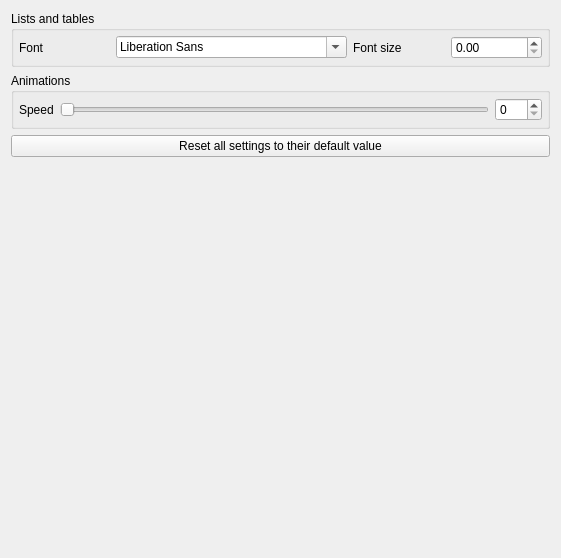
Before: the Qt Designer form desktop-widgets/preferences/preferences_defaults.ui in subsurface/subsurface, drawn with Qt 5.
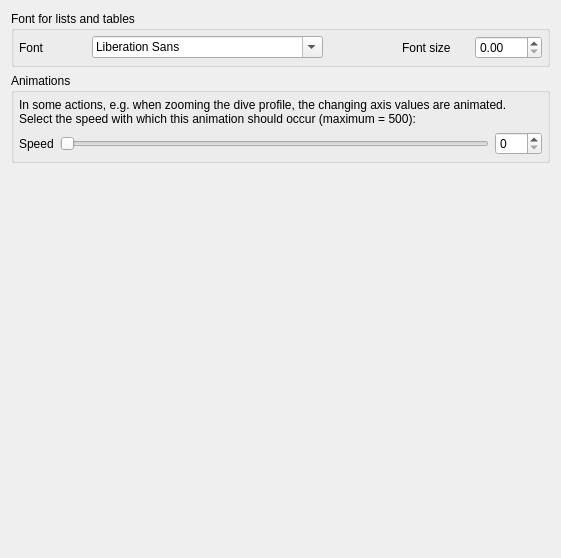
After: the same form once the commit is applied.

Commit message:
Preferences UI: add reset tab
Add a separate preferences tab for resetting all preferences to their default values.
One or two very small alterations to other sections of the preferences UI code.

```diff
--- a/desktop-widgets/preferences/preferences_defaults.ui
+++ b/desktop-widgets/preferences/preferences_defaults.ui
@@ -14,15 +14,17 @@
    <string>Form</string>
   </property>
   <layout class="QVBoxLayout" name="verticalLayout">
+
    <item>
     <widget class="QGroupBox" name="groupBox_2">
      <property name="title">
-      <string>Lists and tables</string>
+      <string>Font for lists and tables</string>
      </property>
      <layout class="QHBoxLayout" name="horizontalLayout_1">
       <property name="margin">
        <number>5</number>
       </property>
+
       <item>
        <widget class="QLabel" name="label_7">
         <property name="text">
@@ -33,6 +35,18 @@
       <item>
        <widget class="QFontComboBox" name="font"/>
       </item>
+
+      <item>
+       <widget class="QLabel" name="label_default1">
+        <property name="wordWrap">
+         <bool>true</bool>
+        </property>
+        <property name="text">
+         <string></string>
+        </property>
+       </widget>
+      </item>
+
       <item>
        <widget class="QLabel" name="label_8">
         <property name="text">
@@ -43,6 +57,7 @@
       <item>
        <widget class="QDoubleSpinBox" name="fontsize"/>
       </item>
+
      </layout>
     </widget>
    </item>
@@ -52,10 +67,27 @@
      <property name="title">
       <string>Animations</string>
      </property>
+     <layout class="QVBoxLayout" name="verticalLayout_4">
+      <property name="margin">
+       <number>5</number>
+      </property>
+
+      <item>
+       <widget class="QLabel" name="label_help4">
+        <property name="toolTip">
+         <string extracomment="Help info 1"/>
+        </property>
+        <property name="wordWrap">
+         <bool>true</bool>
+        </property>
+        <property name="text">
+         <string>In some actions, e.g. when zooming the dive profile, the changing axis values are animated. Select the speed with which this animation should occur (maximum = 500):</string>
+        </property>
+       </widget>
+      </item>
+
+      <item>  
      <layout class="QHBoxLayout" name="horizontalLayout_4">
-      <property name="margin">
-       <number>5</number>
-      </property>
       <item>
        <widget class="QLabel" name="label_15">
         <property name="text">
@@ -81,14 +113,9 @@
        </widget>
       </item>
      </layout>
-    </widget>
    </item>
 
-   <item>
-    <widget class="QPushButton" name="resetSettings">
-     <property name="text">
-      <string>Reset all settings to their default value</string>
-     </property>
+     </layout>
     </widget>
    </item>
 
```
Left out of the diff: 16 changed lines with no effect on the pictures. Lines whose indentation alone changed are shown as unchanged. The commit also changes 10 other files.
